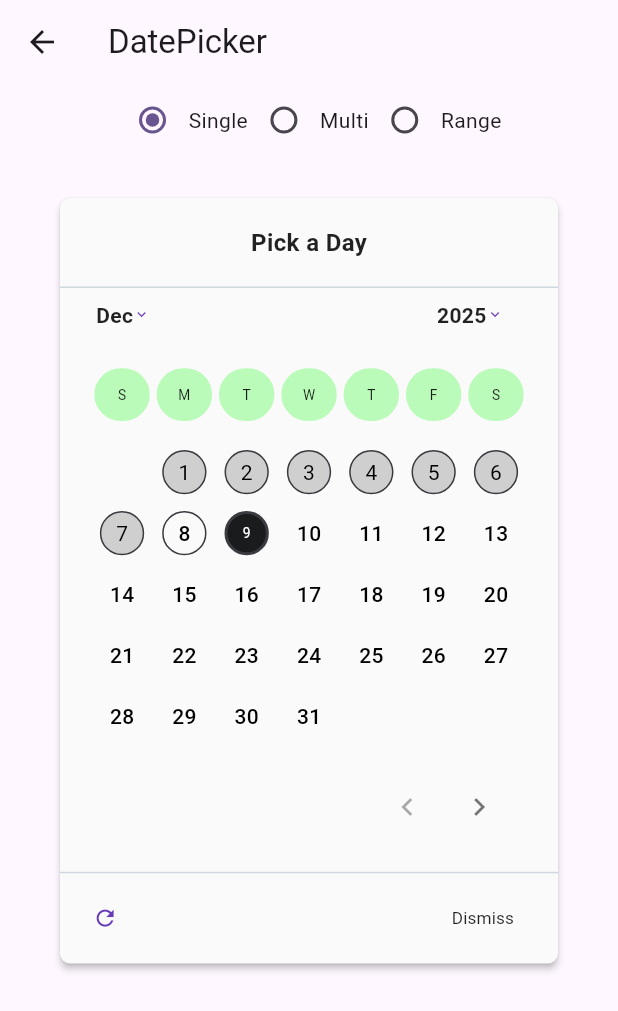
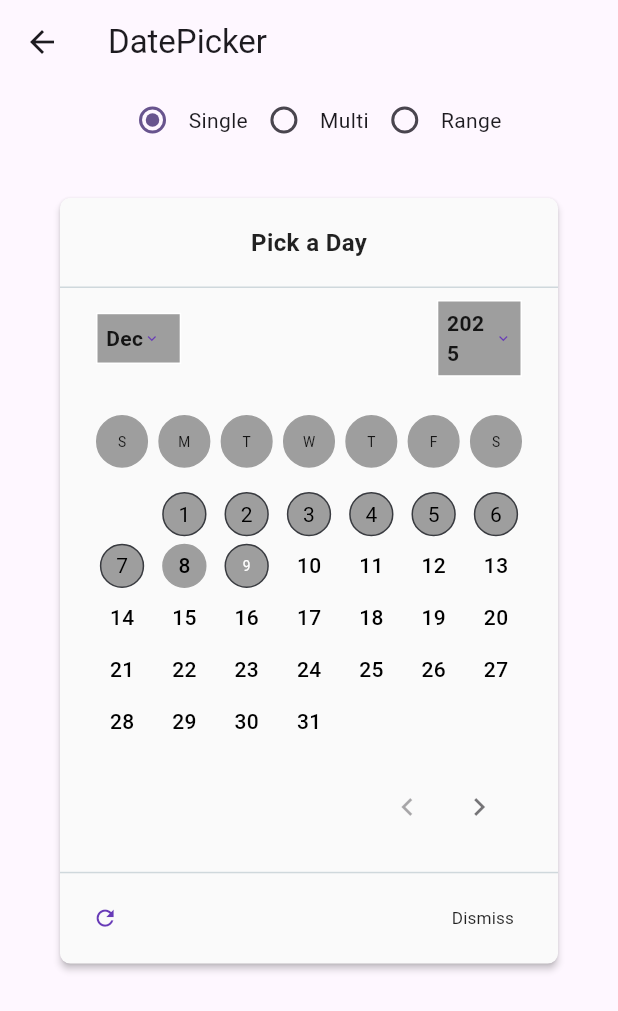
Before and after one commit to xymbia/flutter_realm, a Flutter app: the DatePickerPage screen opened directly, on a phone screen of 412 x 824 dp. Shown: the top 1011 px of the screen. Run offline on Flutter 3.47's test engine with Material 3 defaults, Android fonts, the phone set to English and light mode, and no system bars; our stand-ins replace dotted_border, dropdown_button2, flutter_screenutil, logger.

Commit message:
- Updated decoration & padding configs for Month & Year pickers - Updated decoration for isSelected, isToday and isDisabled dates

```diff
--- a/lib/models/date_picker_widget_config.dart
+++ b/lib/models/date_picker_widget_config.dart
@@ -135,6 +135,9 @@ class DatePickerWidgetConfig {
       DateTime? currentDate,
       DatePickerWidgetMode? calendarViewMode,
       this.weekdayLabels,
+      this.weekdayLabelPadding,
+      this.monthPickerPadding,
+      this.yearPickerPadding,
       this.weekdayLabelDecoration,
       this.weekdayLabelTextStyle,
       this.weekdayLabelBuilder,
@@ -236,6 +239,10 @@ class DatePickerWidgetConfig {
   /// - Russian: вс, пн, вт, ср, чт, пт, сб - notice that the list begins with
   ///   вс (Sunday) even though the first day of week for Russian is Monday.
   final List<String>? weekdayLabels;
+
+  final EdgeInsetsGeometry? weekdayLabelPadding;
+  final EdgeInsetsGeometry? monthPickerPadding;
+  final EdgeInsetsGeometry? yearPickerPadding;
 
   final BoxDecoration? weekdayLabelDecoration;
 
@@ -466,6 +473,9 @@ class DatePickerWidgetConfig {
       DateTime? currentDate,
       DatePickerWidgetMode? calendarViewMode,
       List<String>? weekdayLabels,
+      EdgeInsets? weekdayLabelPadding,
+      EdgeInsets? monthPickerPadding,
+      EdgeInsets? yearPickerPadding,
       BoxDecoration? weekdayLabelDecoration,
       TextStyle? weekdayLabelTextStyle,
       WeekdayLabelBuilder? weekdayLabelBuilder,
@@ -545,6 +555,9 @@ class DatePickerWidgetConfig {
         currentDate: currentDate ?? this.currentDate,
         calendarViewMode: calendarViewMode ?? this.calendarViewMode,
         weekdayLabels: weekdayLabels ?? this.weekdayLabels,
+        weekdayLabelPadding: weekdayLabelPadding ?? this.weekdayLabelPadding,
+        monthPickerPadding: monthPickerPadding ?? this.monthPickerPadding,
+        yearPickerPadding: yearPickerPadding ?? this.yearPickerPadding,
         weekdayLabelDecoration:
             weekdayLabelDecoration ?? this.weekdayLabelDecoration,
         weekdayLabelTextStyle:
@@ -660,6 +673,9 @@ class DatePickerWidgetWithActionButtonsConfig extends DatePickerWidgetConfig {
     DateTime? currentDate,
     DatePickerWidgetMode? calendarViewMode,
     List<String>? weekdayLabels,
+    EdgeInsetsGeometry? weekdayLabelPadding,
+    EdgeInsetsGeometry? monthPickerPadding,
+    EdgeInsetsGeometry? yearPickerPadding,
     BoxDecoration? weekdayLabelDecoration,
     TextStyle? weekdayLabelTextStyle,
     WeekdayLabelBuilder? weekdayLabelBuilder,
@@ -853,6 +869,9 @@ class DatePickerWidgetWithActionButtonsConfig extends DatePickerWidgetConfig {
       DateTime? currentDate,
       DatePickerWidgetMode? calendarViewMode,
       List<String>? weekdayLabels,
+      EdgeInsetsGeometry? weekdayLabelPadding,
+      EdgeInsetsGeometry? monthPickerPadding,
+      EdgeInsetsGeometry? yearPickerPadding,
       BoxDecoration? weekdayLabelDecoration,
       TextStyle? weekdayLabelTextStyle,
       WeekdayLabelBuilder? weekdayLabelBuilder,
@@ -941,7 +960,11 @@ class DatePickerWidgetWithActionButtonsConfig extends DatePickerWidgetConfig {
         currentDate: currentDate ?? this.currentDate,
         calendarViewMode: calendarViewMode ?? this.calendarViewMode,
         weekdayLabels: weekdayLabels ?? this.weekdayLabels,
-        weekdayLabelDecoration: weekdayLabelDecoration ?? this.weekdayLabelDecoration,
+        weekdayLabelPadding: weekdayLabelPadding ?? this.weekdayLabelPadding,
+        monthPickerPadding: monthPickerPadding ?? this.monthPickerPadding,
+        yearPickerPadding: yearPickerPadding ?? this.yearPickerPadding,
+        weekdayLabelDecoration:
+            weekdayLabelDecoration ?? this.weekdayLabelDecoration,
         weekdayLabelTextStyle:
             weekdayLabelTextStyle ?? this.weekdayLabelTextStyle,
         weekdayLabelBuilder: weekdayLabelBuilder ?? this.weekdayLabelBuilder,
--- a/lib/screens/date_picker_example.dart
+++ b/lib/screens/date_picker_example.dart
@@ -174,12 +174,14 @@ class _DatePickerPageState extends State<DatePickerPage> {
                             'F',
                             'S'
                           ],
+                          weekdayLabelPadding: EdgeInsets.symmetric(horizontal: 6.w, vertical: 2.h),
+                          monthPickerPadding: EdgeInsets.symmetric(horizontal: 10.w, vertical: 8.h),
+                          yearPickerPadding: EdgeInsets.symmetric(horizontal: 10.w, vertical: 6.h),
                           weekdayLabelDecoration: BoxDecoration(
                             borderRadius: BorderRadius.circular(50),
-                            color: const Color(0xFFBBFBBA),
+                            color: Colors.grey,
                             // Black background for today's date
-                            border: Border.all(
-                                width: 1, color: const Color(0xFFBBFBBA)),
+                            border: Border.all(width: 1, color: Colors.grey),
                           ),
                           titleDayMode: 'Pick a Day',
                           titleMonthMode: 'Pick a Month',
@@ -192,22 +194,30 @@ class _DatePickerPageState extends State<DatePickerPage> {
                           showTitleMonth: true,
                           showTitleYear: true,
                           showTitleRange: true,
+                          monthPickerDecoration: BoxDecoration(
+                            color: Colors.grey,
+                            border: Border.all(width: 1, color: Colors.white),
+                            shape: BoxShape.rectangle,
+                          ),
+                          yearPickerDecoration: BoxDecoration(
+                            color: Colors.grey,
+                            border: Border.all(width: 1, color: Colors.white),
+                            shape: BoxShape.rectangle,
+                          ),
                           isTodayDecoration: BoxDecoration(
-                            borderRadius: BorderRadius.circular(50),
-                            color: Colors.redAccent,
-                            border: Border.all(width: 1, color: Colors.pink),
+                            color: Colors.grey,
+                            border: Border.all(width: 1, color: Colors.grey),
                             shape: BoxShape.circle,
                           ),
                           isSelectedDecoration: BoxDecoration(
-                            borderRadius: BorderRadius.circular(50),
-                            color: const Color(0xFFCFCFCF),
+                            color: Colors.grey,
                             border: Border.all(
                                 width: 1, color: const Color(0xFF393B40)),
                             shape: BoxShape.circle,
                           ),
                           isDisabledDecoration: BoxDecoration(
-                            borderRadius: BorderRadius.circular(50),
-                            color: const Color(0xFFCFCFCF),
+                            color: Colors.grey,
+                            shape: BoxShape.circle,
                             border: Border.all(
                                 width: 1, color: const Color(0xFF393B40)),
                           )))),
--- a/lib/widgets/custom_date_picker_widget.dart
+++ b/lib/widgets/custom_date_picker_widget.dart
@@ -37,7 +37,12 @@ class CustomDatePickerWidget extends StatefulWidget {
   final EdgeInsetsGeometry? cardPadding;
   final EdgeInsetsGeometry? calendarPadding;
   final List<String>? customWeekdayLabels;
+  final EdgeInsets? weekdayLabelPadding;
+  final EdgeInsets? monthPickerPadding;
+  final EdgeInsets? yearPickerPadding;
   final BoxDecoration? weekdayLabelDecoration;
+  final BoxDecoration? monthPickerDecoration;
+  final BoxDecoration? yearPickerDecoration;
   final String? titleDayMode;
   final String? titleMonthMode;
   final String? titleYearMode;
@@ -98,7 +103,12 @@ class CustomDatePickerWidget extends StatefulWidget {
     this.cardPadding,
     this.calendarPadding,
     this.customWeekdayLabels,
+    this.weekdayLabelPadding,
+    this.monthPickerPadding,
+    this.yearPickerPadding,
     this.weekdayLabelDecoration,
+    this.monthPickerDecoration,
+    this.yearPickerDecoration,
     this.titleDayMode,
     this.titleMonthMode,
     this.titleYearMode,
@@ -517,6 +527,11 @@ class _CustomDatePickerWidgetState extends State<CustomDatePickerWidget> {
                               mode = DatePickerWidgetMode.month;
                             });
                           },
+                          child: Container(
+                              padding: widget.monthPickerPadding ??
+                                  EdgeInsets.symmetric(
+                                      horizontal: 12.w, vertical: 6.h),
+                              decoration: widget.monthPickerDecoration,
                               child: Row(
                                 children: [
                                   Flexible(
@@ -532,7 +547,7 @@ class _CustomDatePickerWidgetState extends State<CustomDatePickerWidget> {
                                     size: 20.sp,
                                   ),
                                 ],
-                          ),
+                              )),
                         ),
                       ),
                       const Spacer(flex: 3),
@@ -543,19 +558,25 @@ class _CustomDatePickerWidgetState extends State<CustomDatePickerWidget> {
                               mode = DatePickerWidgetMode.year;
                             });
                           },
+                          child: Container(
+                              padding: widget.yearPickerPadding ??
+                                  EdgeInsets.symmetric(
+                                      horizontal: 12.w, vertical: 6.h),
+                              decoration: widget.yearPickerDecoration,
                               child: Row(
                                 children: [
-                              Text(
+                                  Flexible(
+                                      child: Text(
                                     selectedYear.toString(),
                                     style: widget.selectedYearTextStyle,
-                              ),
+                                  )),
                                   Icon(
                                     Icons.keyboard_arrow_down,
                                     color: widget.iconColor ?? Colors.black54,
                                     size: 20.sp,
                                   ),
                                 ],
-                          ),
+                              )),
                         ),
                       ),
                     ],
@@ -723,6 +744,9 @@ class _CustomDatePickerWidgetState extends State<CustomDatePickerWidget> {
             weekdayLabels: widget.customWeekdayLabels ??
                 const ['Su', 'Mo', 'Tu', 'We', 'Th', 'Fr', 'Sa'],
             weekdayLabelDecoration: widget.weekdayLabelDecoration,
+            monthPickerPadding: widget.monthPickerPadding,
+            yearPickerPadding: widget.yearPickerPadding,
+            weekdayLabelPadding: widget.weekdayLabelPadding,
             weekdayLabelTextStyle: widget.weekdayLabelTextStyle ??
                 Font.apply(FontStyle.regular, FontSize.h1,
                     color: Colors.black87),
@@ -806,6 +830,9 @@ class _CustomDatePickerWidgetState extends State<CustomDatePickerWidget> {
                     color: Colors.black54, fontWeight: FontWeight.normal),
             weekdayLabels: widget.customWeekdayLabels ??
                 const ['Su', 'Mo', 'Tu', 'We', 'Th', 'Fr', 'Sa'],
+            monthPickerPadding: widget.monthPickerPadding,
+            yearPickerPadding: widget.yearPickerPadding,
+            weekdayLabelPadding: widget.weekdayLabelPadding,
             weekdayLabelDecoration: widget.weekdayLabelDecoration,
             weekdayLabelTextStyle: widget.weekdayLabelTextStyle ??
                 Font.apply(FontStyle.regular, FontSize.h1,
@@ -885,6 +912,9 @@ class _CustomDatePickerWidgetState extends State<CustomDatePickerWidget> {
                     color: Colors.black54, fontWeight: FontWeight.normal),
             weekdayLabels: widget.customWeekdayLabels ??
                 const ['Su', 'Mo', 'Tu', 'We', 'Th', 'Fr', 'Sa'],
+            monthPickerPadding: widget.monthPickerPadding,
+            yearPickerPadding: widget.yearPickerPadding,
+            weekdayLabelPadding: widget.weekdayLabelPadding,
             weekdayLabelDecoration: widget.weekdayLabelDecoration,
             weekdayLabelTextStyle: widget.weekdayLabelTextStyle ??
                 Font.apply(FontStyle.regular, FontSize.h1,
@@ -934,37 +964,6 @@ class _CustomDatePickerWidgetState extends State<CustomDatePickerWidget> {
     ));
   }
 
-  String _getValueText(
-    DatePickerWidgetType datePickerType,
-    List<DateTime?> values,
-  ) {
-    values =
-        values.map((e) => e != null ? DateUtils.dateOnly(e) : null).toList();
-    var valueText = (values.isNotEmpty ? values[0] : null)
-        .toString()
-        .replaceAll('00:00:00.000', '');
-
-    if (datePickerType == DatePickerWidgetType.multi) {
-      valueText = values.isNotEmpty
-          ? values
-              .map((v) => v.toString().replaceAll('00:00:00.000', ''))
-              .join(', ')
-          : 'null';
-    } else if (datePickerType == DatePickerWidgetType.range) {
-      if (values.isNotEmpty) {
-        final startDate = values[0].toString().replaceAll('00:00:00.000', '');
-        final endDate = values.length > 1
-            ? values[1].toString().replaceAll('00:00:00.000', '')
-            : 'null';
-        valueText = '$startDate to $endDate';
-      } else {
-        return 'null';
-      }
-    }
-
-    return valueText;
-  }
-
   @override
   void dispose() {
     _calendarScrollController.dispose();
--- a/lib/widgets/date_picker_impl/_calendar_view.dart
+++ b/lib/widgets/date_picker_impl/_calendar_view.dart
@@ -308,7 +308,8 @@ class _CalendarViewState extends State<_CalendarView> {
           child: AspectRatio(
         aspectRatio: 1,
         child: Padding(
-              padding: EdgeInsets.symmetric(horizontal: 4.w, vertical: 2.h),
+          padding: widget.config.weekdayLabelPadding ??
+              const EdgeInsets.symmetric(vertical: 4.0, horizontal: 4.0),
           child: widget.config.weekdayLabelBuilder?.call(weekday: i) ??
               Container(
                 decoration: (weekDayLabelDecoration != null)
@@ -365,7 +366,7 @@ class _CalendarViewState extends State<_CalendarView> {
             widget.config.show2months == true && shouldShowNextMonth;
 
         final double firstMonthHeight = show2months
-            ? (remainingHeight /2) * (firstMonthRows / _maxDayPickerRowCount)
+            ? (remainingHeight / 2) * (firstMonthRows / _maxDayPickerRowCount)
             : remainingHeight * (firstMonthRows / _maxDayPickerRowCount);
 
         final double secondMonthHeight = show2months
--- a/lib/widgets/date_picker_impl/_day_picker.dart
+++ b/lib/widgets/date_picker_impl/_day_picker.dart
@@ -125,9 +125,12 @@ class _DayPickerState extends State<_DayPicker> {
         BoxDecoration? decoration;
         Color dayColor = enabledDayColor;
         // Use config-provided decorations if available
-        if (isSelectedDay && isToday && widget.config.isTodayDecoration != null) {
+        if (isSelectedDay &&
+            isToday &&
+            widget.config.isTodayDecoration != null) {
           decoration = widget.config.isTodayDecoration;
-        } else if (isSelectedDay && widget.config.isSelectedDecoration != null) {
+        } else if (isSelectedDay &&
+            widget.config.isSelectedDecoration != null) {
           decoration = widget.config.isSelectedDecoration;
         } else if (isDisabled && widget.config.isDisabledDecoration != null) {
           decoration = widget.config.isDisabledDecoration;
@@ -135,31 +138,39 @@ class _DayPickerState extends State<_DayPicker> {
           if (isSelectedDay) {
             if (isToday) {
               dayColor = Colors.white;
-              decoration = BoxDecoration(
+              decoration = widget.config.isTodayDecoration ??
+                  BoxDecoration(
                     borderRadius: BorderRadius.circular(50),
                     color: const Color(0xFF1A1B1D),
-                border: Border.all(width: 2, color: const Color(0xFF393B40)),
-                shape: widget.config.dayBorderRadius != null ? BoxShape.rectangle : BoxShape.circle,
+                    border:
+                        Border.all(width: 2, color: const Color(0xFF393B40)),
+                    shape: widget.config.dayBorderRadius != null
+                        ? BoxShape.rectangle
+                        : BoxShape.circle,
                   );
             } else {
               dayColor = Colors.white;
-              decoration = BoxDecoration(
+              decoration = widget.config.isDisabledDecoration ??
+                  BoxDecoration(
                     borderRadius: BorderRadius.circular(50),
                     color: const Color(0xFF393B40),
-                border: Border.all(width: 3, color: const Color(0xFF393B40)),
+                    border:
+                        Border.all(width: 3, color: const Color(0xFF393B40)),
                   );
             }
           } else if (isDisabled) {
             dayColor = disabledDayColor;
-            decoration = BoxDecoration(
+            decoration = widget.config.isDisabledDecoration ??
+                BoxDecoration(
                   borderRadius: BorderRadius.circular(50),
                   color: const Color(0xFFCFCFCF),
                   border: Border.all(width: 1, color: const Color(0xFF393B40)),
-              shape: widget.config.dayBorderRadius != null ? BoxShape.rectangle : BoxShape.circle,
+                  shape: widget.config.dayBorderRadius != null
+                      ? BoxShape.rectangle
+                      : BoxShape.circle,
                 );
           }
         }
-
 
         var customDayTextStyle =
             widget.config.dayTextStylePredicate?.call(date: dayToBuild) ??
@@ -205,27 +216,28 @@ class _DayPickerState extends State<_DayPicker> {
 
         if (isToday) {
           // The current day gets a black background highlight
-          if (widget.config.calendarType != DatePickerWidgetType.range ) {
+          if (widget.config.calendarType != DatePickerWidgetType.range) {
             dayColor = selectedDayColor;
-          }else{
+          } else {
             customDayTextStyle = widget.config.selectedDayTextStyle
                 ?.copyWith(color: Colors.black54);
           }
-          decoration = BoxDecoration(
+
+          decoration = widget.config.isTodayDecoration ??
+              BoxDecoration(
                   borderRadius: BorderRadius.circular(50),
                   border: Border.all(width: 1, color: const Color(0xFF393B40)));
         }
 
         if (isSelectedDay) {
-          customDayTextStyle = widget.config.selectedDayTextStyle
-                ?.copyWith(color: Colors.white);
-            decoration = BoxDecoration(
+          customDayTextStyle =
+              widget.config.selectedDayTextStyle?.copyWith(color: Colors.white);
+          decoration = widget.config.isSelectedDecoration ??
+              BoxDecoration(
                 borderRadius: BorderRadius.circular(50),
-              color: const Color(0xFF1A1B1D), // Black background for today's date
-              border: Border.all(
-                  width: 2,
                 color: const Color(
-                      0xFF393B40)),
+                    0xFF1A1B1D), // Black background for today's date
+                border: Border.all(width: 2, color: const Color(0xFF393B40)),
               );
         }
 
@@ -301,8 +313,7 @@ class _DayPickerState extends State<_DayPicker> {
             dayWidget = Stack(
               alignment: AlignmentDirectional.center,
               children: [
-                rangePickerIncludedDayHighlight ??
-                    dayWidget,
+                rangePickerIncludedDayHighlight ?? dayWidget,
               ],
             );
           } else {
@@ -320,8 +331,8 @@ class _DayPickerState extends State<_DayPicker> {
                           child: Container(
                             decoration: BoxDecoration(
                               borderRadius: BorderRadius.circular(50),
-                              color: const Color(
-                                  0xFFE4E5E7), // Black background for today's date
+                              color: const Color(0xFFE4E5E7),
+                              // Black background for today's date
                               border: Border.all(
                                   width: 2, color: const Color(0xFFE4E5E7)),
                             ),
```
Lines whose indentation alone changed are shown as unchanged.
